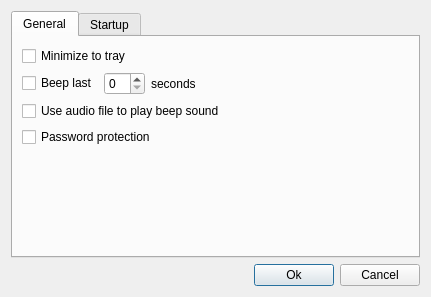
This is src/settingsdialog.ui in cges30901/hmtimer as Qt 5 draws it before an edit. The edited form follows.
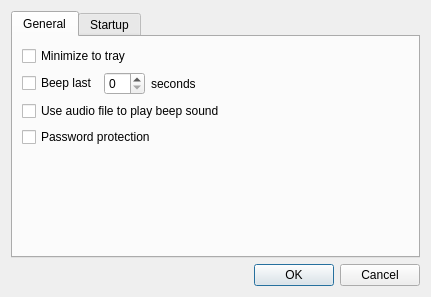
This is the edited form.

Commit message: Use QDialogButtonBox

What changed in the file:
```diff
--- a/src/settingsdialog.ui
+++ b/src/settingsdialog.ui
@@ -209,35 +209,11 @@
     </widget>
    </item>
    <item>
-    <layout class="QHBoxLayout" name="horizontalLayout">
-     <item>
-      <spacer name="horizontalSpacer">
-       <property name="orientation">
-        <enum>Qt::Horizontal</enum>
-       </property>
-       <property name="sizeHint" stdset="0">
-        <size>
-         <width>40</width>
-         <height>20</height>
-        </size>
-       </property>
-      </spacer>
-     </item>
-     <item>
-      <widget class="QPushButton" name="btnOk">
-       <property name="text">
-        <string>Ok</string>
-       </property>
-      </widget>
-     </item>
-     <item>
-      <widget class="QPushButton" name="btnCancel">
-       <property name="text">
-        <string>Cancel</string>
-       </property>
-      </widget>
-     </item>
-    </layout>
+    <widget class="QDialogButtonBox" name="buttonBox">
+     <property name="standardButtons">
+      <set>QDialogButtonBox::Cancel|QDialogButtonBox::Ok</set>
+     </property>
+    </widget>
    </item>
   </layout>
  </widget>
```
Left out of the diff: 32 changed lines with no effect on the pictures. The commit also changes 11 other files.
